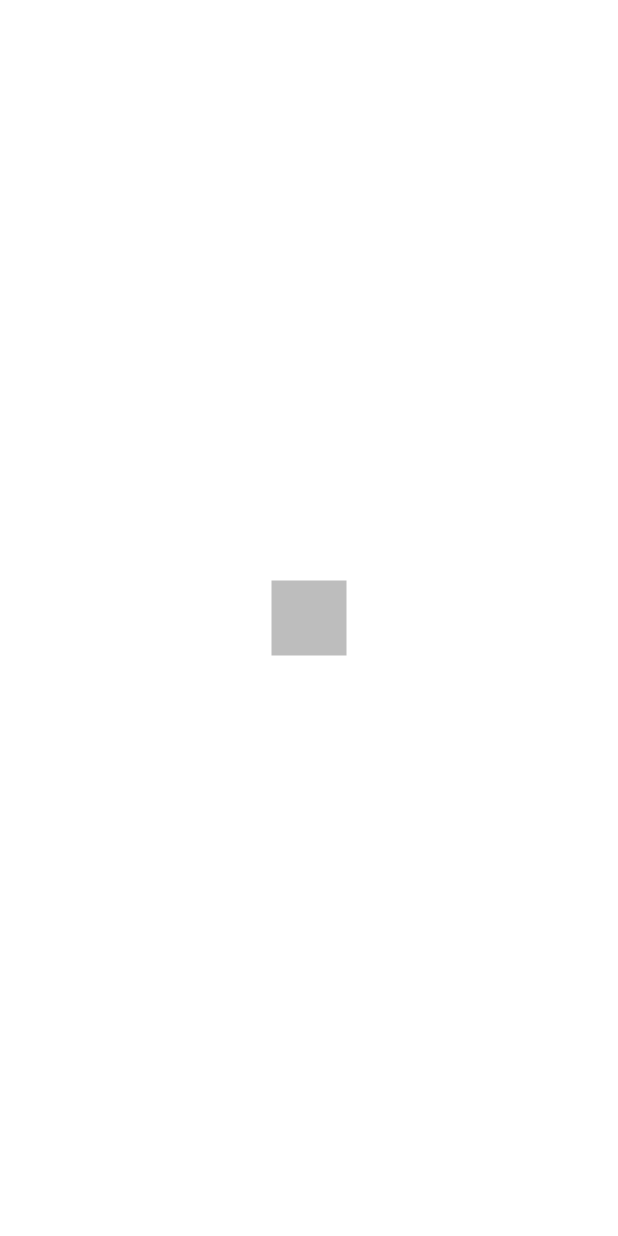
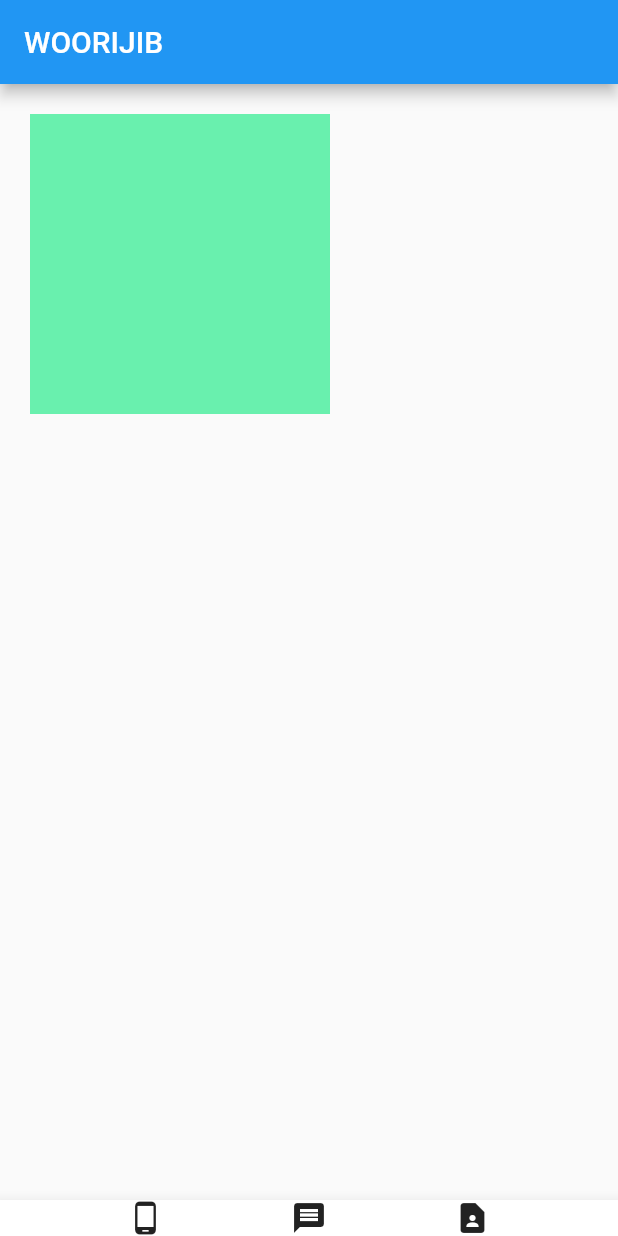
Before and after one commit to Kang-Hoon/TABA_Test, a Flutter app: the screen it shows after launch, on a phone screen of 412 x 824 dp. Run offline on Flutter 3.47's test engine with Material 2 defaults, Android fonts, the phone set to English and light mode, and no system bars.

Commit message:
lec3 - codingapple flutter
boxes at body and
how to align boxes on body part

also it is important to use margin and decorating attributes

```diff
--- a/analysis_options.yaml
+++ b/analysis_options.yaml
@@ -26,6 +26,7 @@ linter:
     prefer_const_constructors_in_immutables : false
     prefer_const_constructors : false
     avoid_print : false
+    prefer_const_literals_to_create_immutables : false
     # avoid_print: false  # Uncomment to disable the `avoid_print` rule
     # prefer_single_quotes: true  # Uncomment to enable the `prefer_single_quotes` rule
 
--- a/lib/main.dart
+++ b/lib/main.dart
@@ -10,9 +10,47 @@ class MyApp extends StatelessWidget {
   Widget build(BuildContext context) {
 
     return MaterialApp(
-      home: Center(
-        child : Container( width: 50, height : 50, color : Colors.black26)// or
+      title: 'Woorijib',
+      home: Scaffold(
+        appBar: AppBar(
+          title: Text('WOORIJIB'),
+        ),
+        body:
+            Align(
+              alignment: Alignment.topLeft,
+              child: Container(
+                width: 200, height: 200, color: Colors.greenAccent, margin: EdgeInsets.all(20),
+                //decoration: BoxDecoration(color:Colors.black),
+              ),
+            ),
+        // Column(
+        //   mainAxisAlignment: MainAxisAlignment.spaceEvenly,
+        //   //crossAxisAlignment: CrossAxisAlignment.center,
+        //   children : [
+        //     Icon(Icons.star),
+        //     Icon(Icons.star),
+        //     Icon(Icons.star),
+        //     Icon(Icons.star),
+        //     Icon(Icons.star),
+        // ],
+        // ),
+        bottomNavigationBar:  BottomAppBar(
+          child: Row(
+            mainAxisAlignment: MainAxisAlignment.spaceEvenly,
+            children: [
+              Icon(Icons.phone_android),
+              Icon(Icons.message),
+              Icon(Icons.contact_page),
+            ]
+          )
+//            Icon(Icons.message),
+
+        ),
       )
+
+      // Center(
+      //   child : Container( width: 50, height : 50, color : Colors.black26)// or
+      // )
       //home: Image.asset('https://images.unsplash.com/photo-1688270822331-6d14a7449ff9?ixlib=rb-4.0.3&ixid=M3wxMjA3fDB8MHxwaG90by1wYWdlfHx8fGVufDB8fHx8fA%3D%3D&auto=format&fit=crop&w=1035&q=80')
       // pubspec.yaml 파일에다 이미지를 미리 등록해서 사용해야한다
       // 해당 파일은 앱을 개발할 때 필요한 모든 자료들의 경로를 저장해놓는 파일이다
```
